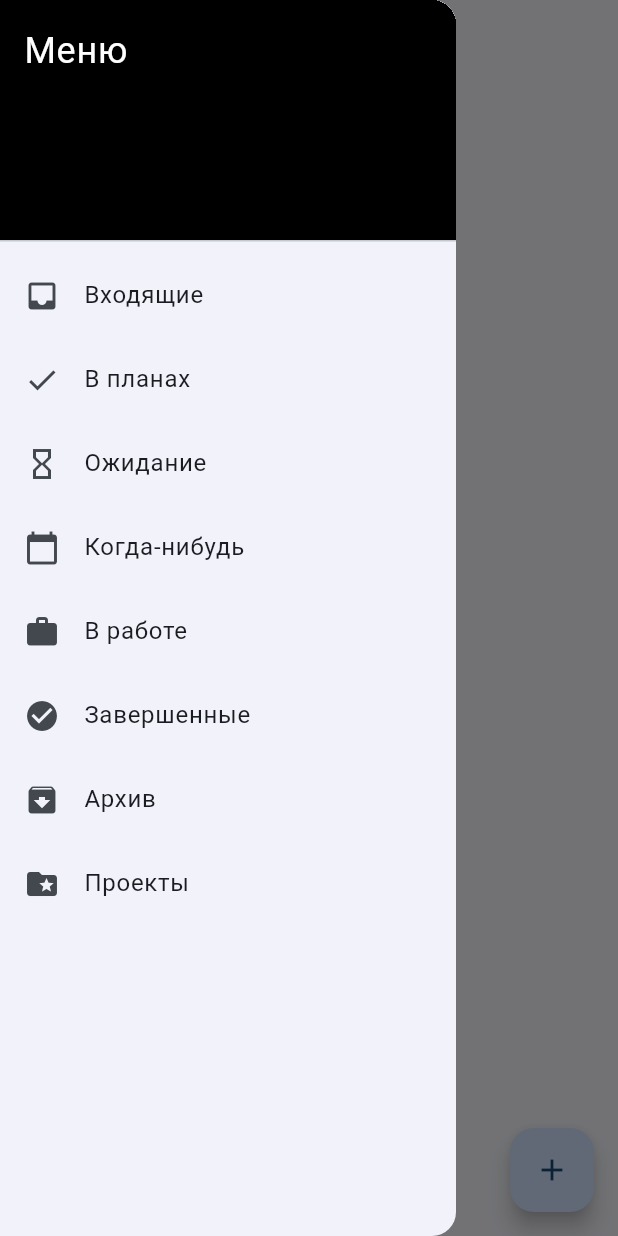
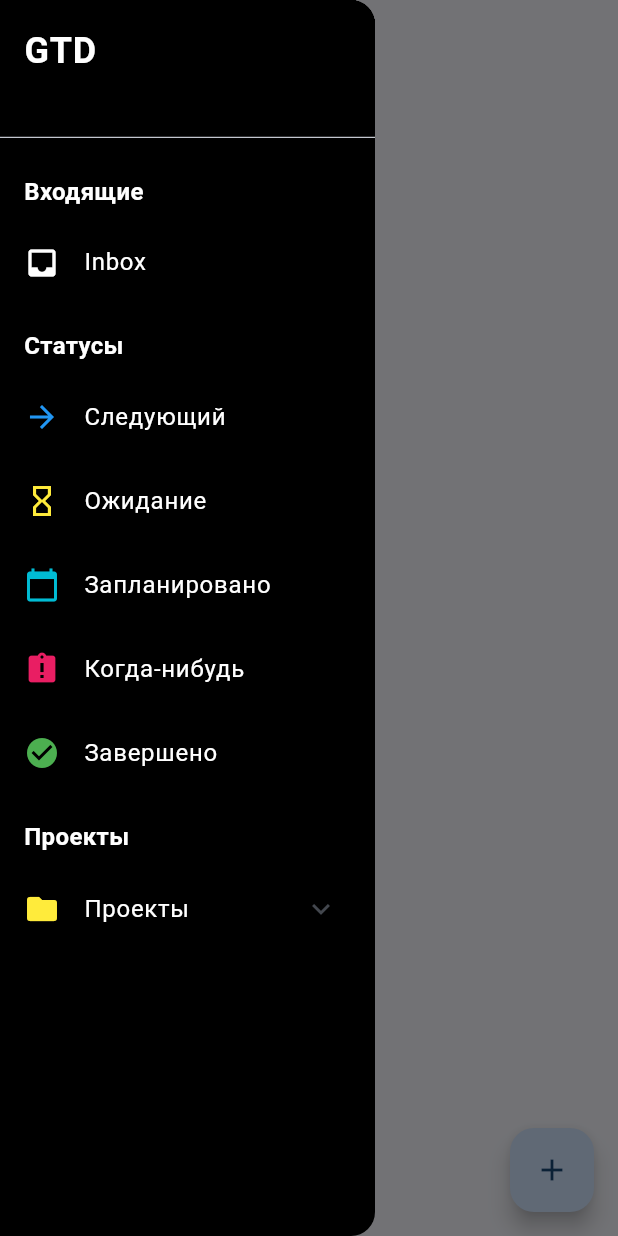
Before and after one commit to lumeiw/GTD_task, a Flutter app: the screen it shows after launch, with the side drawer open, on a phone screen of 412 x 824 dp. Run offline on Flutter 3.47's test engine with Material 3 defaults, Android fonts, the phone set to English and light mode, and no system bars; our stand-ins replace flutter_bloc, get_it, go_router, injectable, shared_preferences.

Commit message:
Drawer и роутер по примеру

```diff
--- a/lib/core/router/app_router.dart
+++ b/lib/core/router/app_router.dart
@@ -1,13 +1,11 @@
 import 'package:go_router/go_router.dart';
+import 'package:gtd_task/features/folder/presentation/screens/next_screen.dart';
 import 'package:gtd_task/features/task/presentation/screens/task_list_screen.dart';
-import 'package:gtd_task/features/task/presentation/screens/inbox_screen.dart';
-import 'package:gtd_task/features/task/presentation/screens/planned_screen.dart';
-import 'package:gtd_task/features/task/presentation/screens/waiting_screen.dart';
-import 'package:gtd_task/features/task/presentation/screens/someday_screen.dart';
-import 'package:gtd_task/features/task/presentation/screens/in_progress_screen.dart';
-import 'package:gtd_task/features/task/presentation/screens/completed_screen.dart';
-import 'package:gtd_task/features/task/presentation/screens/archive_screen.dart';
-import 'package:gtd_task/features/task/presentation/screens/projects_screen.dart';
+import 'package:gtd_task/features/folder/presentation/screens/inbox_screen.dart';
+import 'package:gtd_task/features/folder/presentation/screens/planned_screen.dart';
+import 'package:gtd_task/features/folder/presentation/screens/waiting_screen.dart';
+import 'package:gtd_task/features/folder/presentation/screens/someday_screen.dart';
+import 'package:gtd_task/features/folder/presentation/screens/completed_screen.dart';
 
 abstract class AppRouter {
   static final GoRouter router = GoRouter(
@@ -22,32 +20,24 @@ abstract class AppRouter {
             builder: (context, state) => const InboxScreen(),
           ),
           GoRoute(
-            path: '/planned',
-            builder: (context, state) => const PlannedScreen(),
+            path: '/next',
+            builder: (context, state) => const NextScreen(),
           ),
           GoRoute(
             path: '/waiting',
             builder: (context, state) => const WaitingScreen(),
           ),
           GoRoute(
+            path: '/planned',
+            builder: (context, state) => const PlannedScreen(),
+          ),
+          GoRoute(
             path: '/someday',
             builder: (context, state) => const SomedayScreen(),
           ),
           GoRoute(
-            path: '/in-progress',
-            builder: (context, state) => const InProgressScreen(),
-          ),
-          GoRoute(
             path: '/completed',
             builder: (context, state) => const CompletedScreen(),
-          ),
-          GoRoute(
-            path: '/archive',
-            builder: (context, state) => const ArchiveScreen(),
-          ),
-          GoRoute(
-            path: '/projects',
-            builder: (context, state) => const ProjectsScreen(),
           ),
         ]
       )
--- a/lib/features/task/presentation/screens/planned_screen.dart
+++ b/lib/features/folder/presentation/screens/next_screen.dart
@@ -1,16 +1,16 @@
 import 'package:flutter/material.dart';
 
-class PlannedScreen extends StatelessWidget {
-  const PlannedScreen({super.key});
+class NextScreen extends StatelessWidget {
+  const NextScreen({super.key});
 
   @override
   Widget build(BuildContext context) {
     return Scaffold(
       appBar: AppBar(
-        title: const Text('В планах'),
+        title: const Text('Следующий'),
       ),
       body: const Center(
-        child: Text('Экран в планах'),
+        child: Text('Экран Следующий'),
       ),
     );
   }
--- a/lib/features/task/presentation/screens/projects_screen.dart
+++ b/lib/features/folder/presentation/screens/planned_screen.dart
@@ -1,16 +1,16 @@
 import 'package:flutter/material.dart';
 
-class ProjectsScreen extends StatelessWidget {
-  const ProjectsScreen({super.key});
+class PlannedScreen extends StatelessWidget {
+  const PlannedScreen({super.key});
 
   @override
   Widget build(BuildContext context) {
     return Scaffold(
       appBar: AppBar(
-        title: const Text('Проекты'),
+        title: const Text('Запланировано'),
       ),
       body: const Center(
-        child: Text('Экран Проекты'),
+        child: Text('Экран запланировано'),
       ),
     );
   }
--- /dev/null
+++ b/lib/features/folder/presentation/widgets/drawer_widget.dart
@@ -0,0 +1,140 @@
+import 'package:flutter/material.dart';
+import 'package:go_router/go_router.dart';
+
+class DrawerWidget extends StatelessWidget {
+  const DrawerWidget({super.key});
+
+  @override
+  Widget build(BuildContext context) {
+    return Drawer(
+      width: 250.0,
+      backgroundColor: Colors.black,
+      child: ListView(
+        padding: EdgeInsets.zero,
+        children: [
+          Container(
+            height: 100.0,
+            decoration: const BoxDecoration(
+              color: Colors.black,
+            ),
+            child: const DrawerHeader(
+              decoration: BoxDecoration(
+                color: Colors.black,
+              ),
+              child: Text(
+                'GTD',
+                style: TextStyle(
+                  color: Colors.white,
+                  fontSize: 24,
+                  fontWeight: FontWeight.bold,
+                ),
+              ),
+            ),
+          ),
+          const Padding(
+            padding: EdgeInsets.only(left: 16, top: 16, bottom: 8),
+            child: Text(
+              'Входящие',
+              style: TextStyle(
+                fontSize: 16,
+                fontWeight: FontWeight.bold,
+                color: Colors.white,
+              ),
+            ),
+          ),
+          ListTile(
+            leading: const Icon(Icons.inbox, color: Colors.white),
+            title: const Text(
+              'Inbox',
+              style: TextStyle(color: Colors.white),
+            ),
+            onTap: () {
+              context.go('/task-list-screen/inbox');
+            },
+          ),
+          const Padding(
+            padding: EdgeInsets.only(left: 16, top: 16, bottom: 8),
+            child: Text(
+              'Статусы',
+              style: TextStyle(
+                fontSize: 16,
+                fontWeight: FontWeight.bold,
+                color: Colors.white,
+              ),
+            ),
+          ),
+          ListTile(
+            leading: const Icon(Icons.arrow_forward, color: Colors.blue),
+            title: const Text(
+              'Следующий',
+              style: TextStyle(color: Colors.white),
+            ),
+            onTap: () {
+              context.go('/task-list-screen/next');
+            },
+          ),
+          ListTile(
+            leading: const Icon(Icons.hourglass_empty, color: Colors.yellow),
+            title: const Text(
+              'Ожидание',
+              style: TextStyle(color: Colors.white),
+            ),
+            onTap: () {
+              context.go('/task-list-screen/waiting');
+            },
+          ),
+          ListTile(
+            leading: const Icon(Icons.calendar_today, color: Colors.cyan),
+            title: const Text(
+              'Запланировано',
+              style: TextStyle(color: Colors.white),
+            ),
+            onTap: () {
+              context.go('/task-list-screen/planned');
+            },
+          ),
+          ListTile(
+            leading: const Icon(Icons.assignment_late, color: Colors.pink),
+            title: const Text(
+              'Когда-нибудь',
+              style: TextStyle(color: Colors.white),
+            ),
+            onTap: () {
+              context.go('/task-list-screen/someday');
+            },
+          ),
+          ListTile(
+            leading: const Icon(Icons.check_circle, color: Colors.green),
+            title: const Text(
+              'Завершено',
+              style: TextStyle(color: Colors.white),
+            ),
+            onTap: () {
+              context.go('/task-list-screen/completed');
+            },
+          ),
+          const Padding(
+            padding: EdgeInsets.only(left: 16, top: 16, bottom: 8),
+            child: Text(
+              'Проекты',
+              style: TextStyle(
+                fontSize: 16,
+                fontWeight: FontWeight.bold,
+                color: Colors.white,
+              ),
+            ),
+          ),
+          // Раздел Проекты (как отдельная папка)
+          ExpansionTile(
+            leading: const Icon(Icons.folder, color: Colors.yellow),
+            title: const Text(
+              'Проекты',
+              style: TextStyle(color: Colors.white),
+            ),
+            children: [],
+          ),
+        ],
+      ),
+    );
+  }
+}
--- a/lib/features/task/presentation/screens/archive_screen.dart
+++ /dev/null
@@ -1,17 +0,0 @@
-import 'package:flutter/material.dart';
-
-class ArchiveScreen extends StatelessWidget {
-  const ArchiveScreen({super.key});
-
-  @override
-  Widget build(BuildContext context) {
-    return Scaffold(
-      appBar: AppBar(
-        title: const Text('Архив'),
-      ),
-      body: const Center(
-        child: Text('Экран Архив'),
-      ),
-    );
-  }
-}
--- a/lib/features/task/presentation/screens/in_progress_screen.dart
+++ /dev/null
@@ -1,17 +0,0 @@
-import 'package:flutter/material.dart';
-
-class InProgressScreen extends StatelessWidget {
-  const InProgressScreen({super.key});
-
-  @override
-  Widget build(BuildContext context) {
-    return Scaffold(
-      appBar: AppBar(
-        title: const Text('В работе'),
-      ),
-      body: const Center(
-        child: Text('Экран В работе'),
-      ),
-    );
-  }
-}
--- a/lib/features/task/presentation/screens/task_list_screen.dart
+++ b/lib/features/task/presentation/screens/task_list_screen.dart
@@ -1,13 +1,13 @@
 import 'package:flutter/material.dart';
 import 'package:flutter_bloc/flutter_bloc.dart';
 import 'package:get_it/get_it.dart';
-import 'package:go_router/go_router.dart';
 import 'package:gtd_task/features/task/domain/entities/i_task_entity.dart';
 import 'package:gtd_task/features/task/presentation/cubits/create/create_task_cubit.dart';
 import 'package:gtd_task/features/task/presentation/cubits/list/list_task_cubit.dart';
 import 'package:gtd_task/features/task/presentation/cubits/list/list_task_state.dart';
 import 'package:gtd_task/features/task/presentation/widgets/task_edit_card.dart';
 import 'package:gtd_task/features/task/presentation/widgets/task_list_item.dart';
+import 'package:gtd_task/features/folder/presentation/widgets/drawer_widget.dart';
 
 class TaskListScreen extends StatelessWidget {
   const TaskListScreen({super.key});
@@ -19,88 +19,14 @@ class TaskListScreen extends StatelessWidget {
         title: const Text('Задачи'),
         leading: Builder(
           builder: (innerContext) => IconButton(
-          icon: const Icon(Icons.menu),
-          onPressed: () {
-            Scaffold.of(innerContext).openDrawer();
-          },
+            icon: const Icon(Icons.menu),
+            onPressed: () {
+              Scaffold.of(innerContext).openDrawer();
+            },
+          ),
         ),
       ),
-    ),
-      drawer: Drawer(
-        child: ListView(
-          padding: EdgeInsets.zero,
-          children: [
-            const DrawerHeader(
-              decoration: BoxDecoration(
-                color: Colors.black,
-              ),
-              child: Text(
-                'Меню',
-                style: TextStyle(
-                  color: Colors.white,
-                  fontSize: 24,
-                ),
-              ),
-            ),
-            ListTile(
-              leading: const Icon(Icons.inbox),
-              title: const Text('Входящие'),
-              onTap: () {
-                context.go('/task-list-screen/inbox');
-              },
-            ),
-            ListTile(
-              leading: const Icon(Icons.check),
-              title: const Text('В планах'),
-              onTap: () {
-                context.go('/task-list-screen/planned');
-              },
-            ),
-            ListTile(
-              leading: const Icon(Icons.hourglass_empty),
-              title: const Text('Ожидание'),
-              onTap: () {
-                context.go('/task-list-screen/waiting');
-              },
-            ),
-            ListTile(
-              leading: const Icon(Icons.calendar_today),
-              title: const Text('Когда-нибудь'),
-              onTap: () {
-                context.go('/task-list-screen/someday');
-              },
-            ),
-            ListTile(
-              leading: const Icon(Icons.work),
-              title: const Text('В работе'),
-              onTap: () {
-                context.go('/task-list-screen/in-progress');
-              },
-            ),
-            ListTile(
-              leading: const Icon(Icons.check_circle),
-              title: const Text('Завершенные'),
-              onTap: () {
-                context.go('/task-list-screen/completed');
-              },
-            ),
-            ListTile(
-              leading: const Icon(Icons.archive),
-              title: const Text('Архив'),
-              onTap: () {
-                context.go('/task-list-screen/archive');
-              },
-            ),
-            ListTile(
-              leading: const Icon(Icons.folder_special),
-              title: const Text('Проекты'),
-              onTap: () {
-                context.go('/task-list-screen/projects');
-              },
-            ),
-          ],
-        ),
-      ),
+      drawer: const DrawerWidget(),
       body: BlocBuilder<TaskListCubit, TaskListState>(
         builder: (context, state) {
           return switch (state) {
@@ -137,7 +63,6 @@ class TaskListScreen extends StatelessWidget {
           task: task,
           onSaved: () {
             Navigator.pop(context);
-            // Обновляем список задач после сохранения
             context.read<TaskListCubit>().loadTasks();
           },
         ),
```
Also changed, not shown: lib/features/folder/presentation/screens/completed_screen.dart (renamed from lib/features/task/presentation/screens/completed_screen.dart), lib/features/folder/presentation/screens/inbox_screen.dart (renamed from lib/features/task/presentation/screens/inbox_screen.dart), lib/features/folder/presentation/screens/someday_screen.dart (renamed from lib/features/task/presentation/screens/someday_screen.dart), lib/features/folder/presentation/screens/waiting_screen.dart (renamed from lib/features/task/presentation/screens/waiting_screen.dart).
